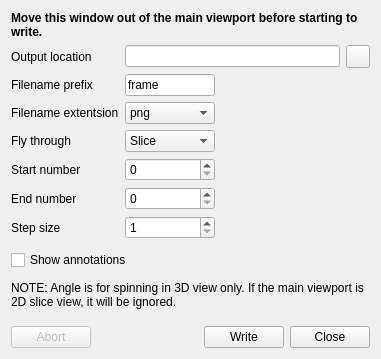
Before: the Qt Designer form freeview/DialogWriteMovieFrames.ui in freesurfer/freesurfer, drawn with Qt 5.
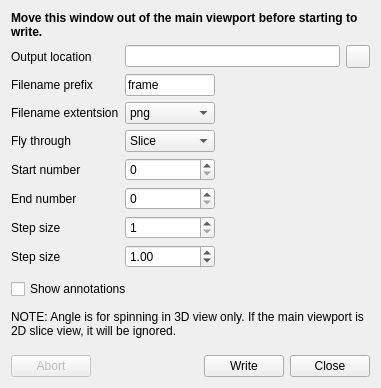
After: the same form once the commit is applied. Icons and pictures are not drawn.

Commit message: Allow finer stepsize for movie frame writer

```diff
--- a/freeview/DialogWriteMovieFrames.ui
+++ b/freeview/DialogWriteMovieFrames.ui
@@ -7,7 +7,7 @@
     <x>0</x>
     <y>0</y>
     <width>443</width>
-    <height>409</height>
+    <height>439</height>
    </rect>
   </property>
   <property name="windowTitle">
@@ -211,6 +211,29 @@
        </property>
       </widget>
      </item>
+     <item row="7" column="0">
+      <widget class="QLabel" name="labelSliceStepDouble">
+       <property name="text">
+        <string>Step size</string>
+       </property>
+      </widget>
+     </item>
+     <item row="7" column="1">
+      <widget class="QDoubleSpinBox" name="doubleSpinBoxStep">
+       <property name="minimum">
+        <double>0.010000000000000</double>
+       </property>
+       <property name="maximum">
+        <double>100.000000000000000</double>
+       </property>
+       <property name="singleStep">
+        <double>0.250000000000000</double>
+       </property>
+       <property name="value">
+        <double>1.000000000000000</double>
+       </property>
+      </widget>
+     </item>
     </layout>
    </item>
    <item>
```
Left out of the diff: 28 changed lines with no effect on the pictures. The commit also changes 2 other files.
